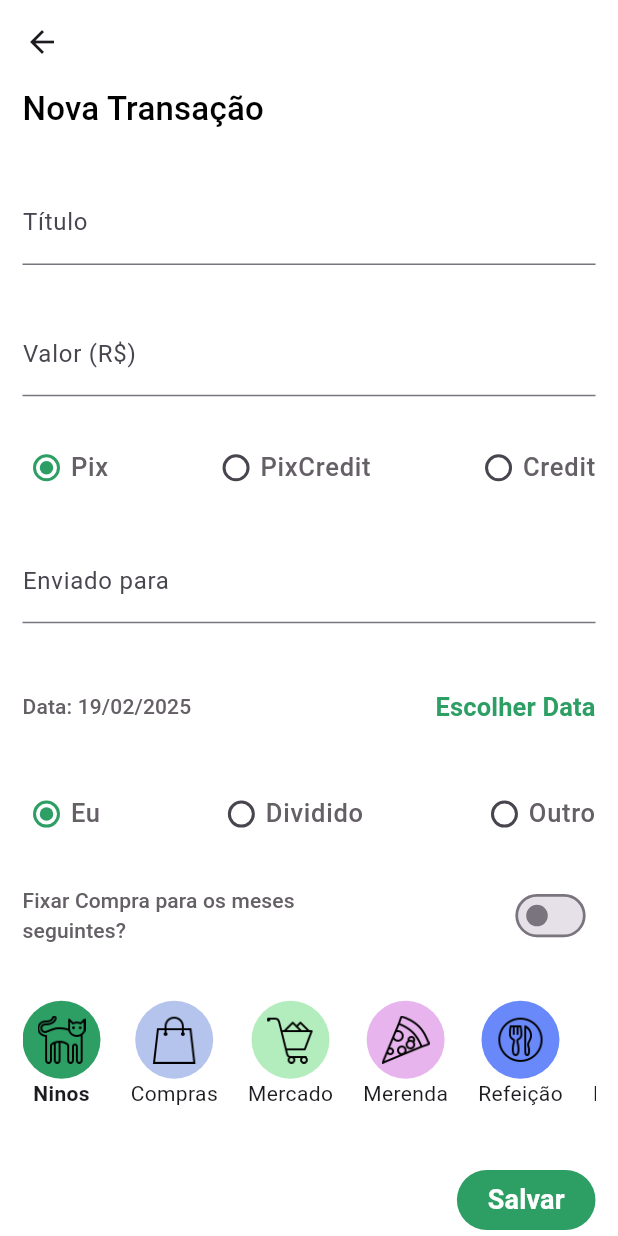
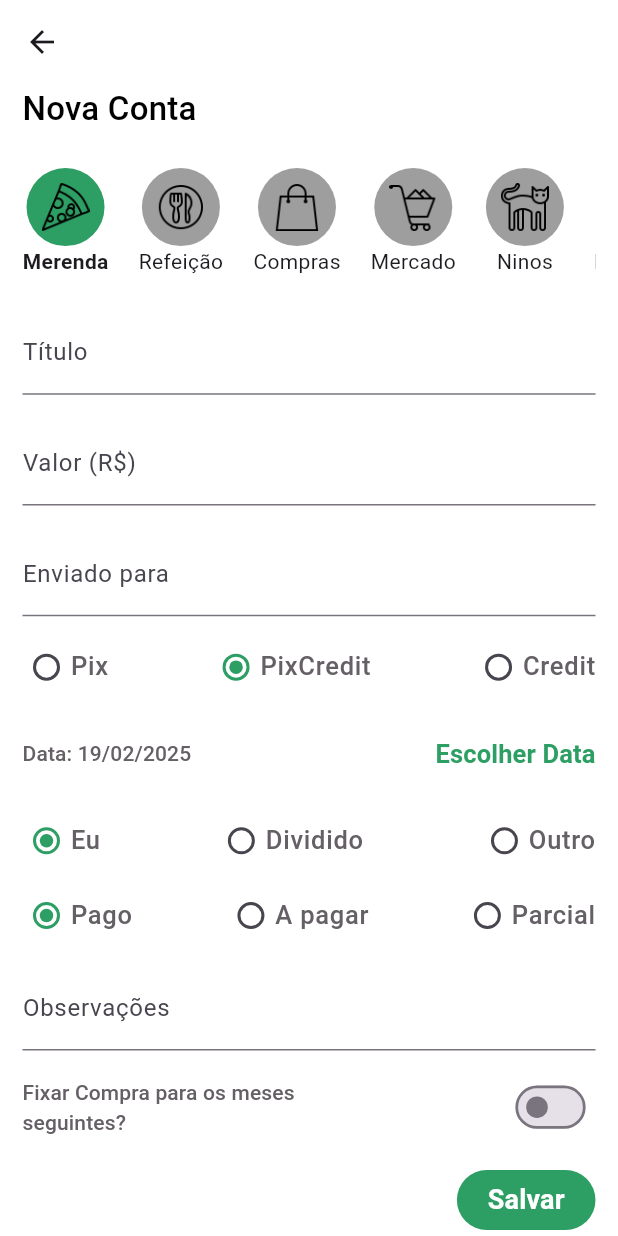
Before and after one commit to e-duarte/my_expenses, a Flutter app: the screen it shows after launch, after a tap on the "add" icon, on a phone screen of 412 x 824 dp. Run offline on Flutter 3.47's test engine with Material 3 defaults, Android fonts, the phone set to English and light mode, and no system bars; our stand-ins replace carousel_slider, csv, fl_chart, open_filex, sqflite; missing offline and left inert: easy_pie_chart, social_sharing_plus; accounts and stored records are empty.

Commit message:
solving db bug

```diff
--- a/lib/components/tag_leading.dart
+++ b/lib/components/tag_leading.dart
@@ -9,7 +9,7 @@ class TagLeading extends StatelessWidget {
   @override
   Widget build(BuildContext context) {
     return CircleAvatar(
-      backgroundColor: color ?? tag.color,
+      backgroundColor: color,
       radius: 26,
       child: Padding(
         padding: const EdgeInsets.all(10.0),
--- a/lib/components/tags_radio_button.dart
+++ b/lib/components/tags_radio_button.dart
@@ -30,15 +30,15 @@ class TagsRadioButton extends StatelessWidget {
                 onTap: () => onChanged(tags[index]),
                 child: TagLeading(
                   tags[index],
-                  color: initialTag.tag == tags[index].tag
+                  color: initialTag.tagName == tags[index].tagName
                       ? Theme.of(context).colorScheme.primary
-                      : tags[index].color,
+                      : Colors.grey,
                 ),
               ),
-              initialTag.tag != tags[index].tag
-                  ? Text(tags[index].tag)
+              initialTag.tagName != tags[index].tagName
+                  ? Text(tags[index].tagName)
                   : Text(
-                      tags[index].tag,
+                      tags[index].tagName,
                       style: const TextStyle(
                         fontWeight: FontWeight.bold,
                       ),
--- a/lib/components/transaction_detail.dart
+++ b/lib/components/transaction_detail.dart
@@ -71,9 +71,9 @@ class TransactionDetail extends StatelessWidget {
             )
           ],
         ),
-        if (transaction.pixDest.isNotEmpty)
+        if (transaction.paymentDest.isNotEmpty)
           Text(
-            'Enviado para ${transaction.pixDest}',
+            'Enviado para ${transaction.paymentDest}',
             maxLines: 3,
             textAlign: TextAlign.center,
           ),
--- a/lib/components/transaction_list_item.dart
+++ b/lib/components/transaction_list_item.dart
@@ -86,8 +86,8 @@ class TransactionListItem extends StatelessWidget {
                 Text(_installmentLegend),
               ],
             ),
-            if (transaction.payment == Payment.pixCredit)
-              Text(transaction.pixDest)
+            if (transaction.paymentType == Payment.pixCredit)
+              Text(transaction.paymentDest)
           ],
         ),
         trailing: Column(
--- a/lib/main.dart
+++ b/lib/main.dart
@@ -30,6 +30,7 @@ class App extends StatelessWidget {
         colorScheme: theme.colorScheme.copyWith(
           primary: const Color(0xFF2D9E64),
           secondary: Colors.redAccent,
+          tertiary: const Color(0xFF4E71FF),
         ),
         textTheme: theme.textTheme.copyWith(
           titleLarge: const TextStyle(
--- a/lib/models/tag.dart
+++ b/lib/models/tag.dart
@@ -2,48 +2,41 @@ import 'package:flutter/material.dart';
 
 class Tag {
   final int? id;
-  final String tag;
+  final String tagName;
   final String iconPath;
-  final Color color;
 
   Tag({
     this.id,
-    required this.tag,
+    required this.tagName,
     required this.iconPath,
-    required this.color,
   });
 
   factory Tag.fromMap(Map<String, Object?> data) {
     return Tag(
       id: data['id'] as int,
-      tag: data['tag'] as String,
+      tagName: data['tagName'] as String,
       iconPath: data['iconPath'] as String,
-      color: Color(
-        int.parse(data['color'] as String),
-      ),
     );
   }
 
   Map<String, Object?> toMap() {
     return {
       'id': id,
-      'tag': tag,
+      'tagName': tagName,
       'iconPath': iconPath,
-      'color': color.value.toString(),
     };
   }
 
   Tag copyWith({
     int? id,
-    String? tag,
+    String? tagName,
     String? iconPath,
     Color? color,
   }) {
     return Tag(
       id: id ?? this.id,
-      tag: tag ?? this.tag,
+      tagName: tagName ?? this.tagName,
       iconPath: iconPath ?? this.iconPath,
-      color: color ?? this.color,
     );
   }
 
--- a/lib/models/transaction.dart
+++ b/lib/models/transaction.dart
@@ -6,31 +6,39 @@ enum Owner { me, divided, other }
 
 enum Payment { pix, pixCredit, credit }
 
+enum TransactionStatus { paid, unpaid, partial }
+
 class Transaction {
   final int? id;
+  final Tag tag;
   final String title;
   final double value;
+  final String paymentDest;
+  final Payment paymentType;
+  final int installments;
   final DateTime date;
-  final bool fixed;
-  final Tag tag;
-  final int installments;
   final Owner owner;
   final String ownerDesc;
-  final Payment payment;
-  final String pixDest;
+  final TransactionStatus status;
+  final double partialValue;
+  final String obs;
+  final bool fixed;
 
   Transaction({
     this.id,
+    required this.tag,
     required this.title,
     required this.value,
+    required this.paymentDest,
+    required this.paymentType,
+    required this.installments,
     required this.date,
-    required this.fixed,
-    required this.tag,
-    required this.installments,
     required this.owner,
     required this.ownerDesc,
-    required this.payment,
-    required this.pixDest,
+    required this.status,
+    required this.partialValue,
+    required this.obs,
+    required this.fixed,
   });
 
   factory Transaction.fromMap(Map<String, Object?> data) {
@@ -41,24 +49,35 @@ class Transaction {
       _ => throw const FormatException('Invalid')
     };
 
-    final payment = switch (data['payment']) {
+    final paymentType = switch (data['payment']) {
       0 => Payment.pix,
       1 => Payment.pixCredit,
       2 => Payment.credit,
       _ => throw const FormatException('Invalid')
     };
+
+    final status = switch (data['status']) {
+      0 => TransactionStatus.unpaid,
+      1 => TransactionStatus.paid,
+      2 => TransactionStatus.partial,
+      _ => throw const FormatException('Invalid')
+    };
+
     return Transaction(
       id: data['id'] as int,
+      tag: Tag.fromMap(data['tag'] as Map<String, Object?>),
       title: data['title'] as String,
       value: data['value'] as double,
+      paymentDest: data['paymentDest'] as String,
+      paymentType: paymentType,
+      installments: data['installments'] as int,
       date: DateFormat('dd/MM/yyyy').parse(data['date'] as String),
-      fixed: data['fixed'] == 1,
-      tag: Tag.fromMap(data['tag'] as Map<String, Object?>),
-      installments: data['installments'] as int,
       owner: owner,
       ownerDesc: data['ownerDesc'] as String,
-      payment: payment,
-      pixDest: data['pixDest'] as String,
+      status: status,
+      partialValue: data['partialValue'] as double,
+      obs: data['obs'] as String,
+      fixed: data['fixed'] == 1,
     );
   }
 
@@ -71,10 +90,18 @@ class Transaction {
   }
 
   String get paymentText {
-    return switch (payment) {
+    return switch (paymentType) {
       Payment.pix => 'Pix',
       Payment.pixCredit => 'Pix-Crédito',
       Payment.credit => 'Crédito',
+    };
+  }
+
+  String get statusText {
+    return switch (status) {
+      TransactionStatus.paid => 'Pago',
+      TransactionStatus.unpaid => 'A pagar',
+      TransactionStatus.partial => 'Parcial',
     };
   }
 
@@ -89,44 +116,53 @@ class Transaction {
   Map<String, Object?> toMap() {
     return {
       'id': id,
+      'tag': tag.toMap(),
       'title': title,
       'value': value,
+      'paymentDest': paymentDest,
+      'payment': paymentType.index,
+      'installments': installments,
       'date': DateFormat('dd/MM/yyyy').format(date),
-      'fixed': fixed ? 1 : 0,
-      'tag': tag.id,
-      'installments': installments,
       'owner': owner.index,
       'ownerDesc': ownerDesc,
-      'payment': payment.index,
-      'pixDest': pixDest,
+      'status': status.index,
+      'partialValue': partialValue,
+      'obs': obs,
+      'fixed': fixed ? 1 : 0,
     };
   }
 
   Transaction copyWith({
     int? id,
+    Tag? tag,
     String? title,
     double? value,
+    String? paymentDest,
+    Payment? paymentType,
+    int? installments,
     DateTime? date,
-    bool? fixed,
-    Tag? tag,
-    int? installments,
     Owner? owner,
     String? ownerDesc,
-    Payment? payment,
-    String? pixDest,
+    TransactionStatus? status,
+    double? partialValue,
+    String? obs,
+    bool? fixed,
   }) {
     return Transaction(
       id: id ?? this.id,
+      tag: tag ?? this.tag,
       title: title ?? this.title,
       value: value ?? this.value,
+      paymentDest: paymentDest ?? this.paymentDest,
+      paymentType: paymentType ?? this.paymentType,
+      installments: installments ?? this.installments,
       date: date ?? this.date,
-      fixed: fixed ?? this.fixed,
-      tag: tag ?? this.tag,
-      installments: installments ?? this.installments,
       owner: owner ?? this.owner,
       ownerDesc: ownerDesc ?? this.ownerDesc,
-      payment: payment ?? this.payment,
-      pixDest: pixDest ?? this.pixDest,
+      status: status ?? this.status,
+      partialValue: partialValue ?? this.partialValue,
+      obs: obs ?? this.obs,
+      fixed: fixed ?? this.fixed,
     );
   }
 
@@ -136,7 +172,7 @@ class Transaction {
         ? formatValue((value / installments) / 2)
         : formatValue(value / installments);
     return [
-      tag.tag,
+      tag.tagName,
       title,
       ownerDesc,
       installments.toString(),
--- a/lib/screens/transaction_form_screen.dart
+++ b/lib/screens/transaction_form_screen.dart
@@ -19,15 +19,20 @@ class _TransactionFormScreenState extends State<TransactionFormScreen> {
   final _titleController = TextEditingController();
   final _valueController = TextEditingController();
   final _otherController = TextEditingController();
-  final _pixDestController = TextEditingController();
+  final _paymentTypeDestController = TextEditingController();
+  final _partialValueController = TextEditingController();
+  final _obsController = TextEditingController();
 
   final FocusNode _focusNode1 = FocusNode();
   final FocusNode _focusNode2 = FocusNode();
   final FocusNode _focusNode3 = FocusNode();
+  final FocusNode _focusNode4 = FocusNode();
+  final FocusNode _focusNode5 = FocusNode();
 
   final _numberOfInstallments = 12;
 
-  Payment _payment = Payment.pix;
+  Payment _paymentType = Payment.pixCredit;
+  TransactionStatus _status = TransactionStatus.paid;
   bool _fixed = false;
   int _selectedInstallments = 1;
   DateTime _selectedDate = DateTime.now();
@@ -92,10 +97,19 @@ class _TransactionFormScreenState extends State<TransactionFormScreen> {
               Row(
                 children: [
                   Text(
-                    'Nova Transação',
+                    'Nova Conta',
                     style: Theme.of(context).textTheme.titleMedium,
                   ),
                 ],
+              ),
+              TagsRadioButton(
+                tags: _tags,
+                initialTag: _selectedTag!,
+                onChanged: (tag) {
+                  setState(() {
+                    _selectedTag = tag;
+                  });
+                },
               ),
               TextField(
                 focusNode: _focusNode1,
@@ -122,30 +136,33 @@ class _TransactionFormScreenState extends State<TransactionFormScreen> {
                   FocusScope.of(context).requestFocus(_focusNode3);
                 },
               ),
+              TextField(
+                focusNode: _focusNode3,
+                controller: _paymentTypeDestController,
+                decoration: const InputDecoration(
+                  labelText: 'Enviado para',
+                ),
+                keyboardType:
+                    const TextInputType.numberWithOptions(decimal: true),
+                onSubmitted: (_) {
+                  _focusNode1.unfocus();
+                  FocusScope.of(context).requestFocus(_focusNode3);
+                },
+              ),
               RadioList(
                 data: const [
                   {'title': 'Pix', 'value': Payment.pix},
                   {'title': 'PixCredit', 'value': Payment.pixCredit},
                   {'title': 'Credit', 'value': Payment.credit},
                 ],
-                groupValue: _payment,
+                groupValue: _paymentType,
                 onChanged: (value) {
                   setState(() {
-                    _payment = value as Payment;
+                    _paymentType = value as Payment;
                   });
                 },
               ),
-              if (_payment == Payment.pix || _payment == Payment.pixCredit)
-                TextField(
-                  focusNode: _focusNode3,
-                  controller: _pixDestController,
-                  textCapitalization: TextCapitalization.sentences,
-                  decoration: const InputDecoration(
-                    labelText: 'Enviado para',
-                  ),
-                  onSubmitted: (_) => _submitForm(),
-                ),
-              if (_payment == Payment.credit)
+              if (_paymentType == Payment.credit)
                 InstallmetsDropdown(
                   transactionValue:
                       double.tryParse(_valueController.text) ?? 0.0,
@@ -187,21 +204,45 @@ class _TransactionFormScreenState extends State<TransactionFormScreen> {
                   ),
                   onSubmitted: (_) => _submitForm(),
                 ),
+              RadioList(
+                data: const [
+                  {'title': 'Pago', 'value': TransactionStatus.paid},
+                  {'title': 'A pagar', 'value': TransactionStatus.unpaid},
+                  {'title': 'Parcial', 'value': TransactionStatus.partial},
+                ],
+                groupValue: _status,
+                onChanged: (value) {
+                  setState(() {
+                    _status = value as TransactionStatus;
+                  });
+                },
+              ),
+              if (_status == TransactionStatus.partial)
+                TextField(
+                  focusNode: _focusNode4,
+                  controller: _partialValueController,
+                  decoration: const InputDecoration(
+                    labelText: 'Valor Parcial (R\$)',
+                  ),
+                  keyboardType:
+                      const TextInputType.numberWithOptions(decimal: true),
+                  onSubmitted: (_) => _submitForm(),
+                ),
+              TextField(
+                focusNode: _focusNode5,
+                controller: _obsController,
+                textCapitalization: TextCapitalization.sentences,
+                decoration: const InputDecoration(
+                  labelText: 'Observações',
+                ),
+                onSubmitted: (_) => _submitForm(),
+              ),
               LabelSwtich(
                 label: 'Fixar Compra para os meses seguintes?',
                 value: _fixed,
                 onChanged: (value) {
                   setState(() {
                     _fixed = value;
-                  });
-                },
-              ),
-              TagsRadioButton(
-                tags: _tags,
-                initialTag: _selectedTag!,
-                onChanged: (tag) {
-                  setState(() {
-                    _selectedTag = tag;
                   });
                 },
               ),
@@ -237,7 +278,9 @@ class _TransactionFormScreenState extends State<TransactionFormScreen> {
   void _submitForm() {
     final title = _titleController.text;
     final value = double.tryParse(_valueController.text) ?? 0.0;
-    final pixDest = _pixDestController.text;
+    final partialValue = double.tryParse(_partialValueController.text) ?? 0.0;
+    final paymentDest = _paymentTypeDestController.text;
+    final obs = _obsController.text;
 
     _ownerDesc = switch (_owner) {
       Owner.me => _owner.name,
@@ -253,16 +296,19 @@ class _TransactionFormScreenState extends State<TransactionFormScreen> {
 
     _onSubmit!(
       Transaction(
+        tag: _selectedTag!,
         title: title,
         value: value,
+        paymentDest: paymentDest,
+        paymentType: _paymentType,
+        installments: _selectedInstallments,
         date: _selectedDate,
-        fixed: _fixed,
-        tag: _selectedTag!,
-        installments: _selectedInstallments,
         owner: _owner,
         ownerDesc: _ownerDesc,
-        payment: _payment,
-        pixDest: pixDest,
+        status: _status,
+        partialValue: partialValue,
+        obs: obs,
+        fixed: _fixed,
       ),
     );
 
--- a/lib/services/tag_service.dart
+++ b/lib/services/tag_service.dart
@@ -1,4 +1,3 @@
-import 'package:flutter/material.dart';
 import 'package:my_expenses/models/tag.dart';
 import 'package:my_expenses/utils/db_utils.dart';
 
@@ -20,49 +19,40 @@ class TagService {
 
     tags = [
       Tag(
-        tag: 'Ninos',
-        iconPath: 'assets/icons/cats_icon.png',
-        color: Color(int.parse('0xFFF4DBB4')),
+        tagName: 'Merenda',
+        iconPath: 'assets/icons/merenda_icon.png',
       ),
       Tag(
-        tag: 'Compras',
-        iconPath: 'assets/icons/compras_icon.png',
-        color: Color(int.parse('0xFFB4C4ED')),
+        tagName: 'Refeição',
+        iconPath: 'assets/icons/meal_icon.png',
       ),
       Tag(
-        tag: 'Mercado',
-        iconPath: 'assets/icons/mercado_icon.png',
-        color: Color(int.parse('0xFFB4EDBD')),
+        tagName: 'Compras',
+        iconPath: 'assets/icons/compras_icon.png',
       ),
       Tag(
-        tag: 'Merenda',
-        iconPath: 'assets/icons/merenda_icon.png',
-        color: Color(int.parse('0xFFE8B4ED')),
+        tagName: 'Mercado',
+        iconPath: 'assets/icons/mercado_icon.png',
       ),
       Tag(
-        tag: 'Refeição',
-        iconPath: 'assets/icons/meal_icon.png',
-        color: Color(int.parse('0xFFF6989FA')),
+        tagName: 'Ninos',
+        iconPath: 'assets/icons/cats_icon.png',
       ),
       Tag(
-        tag: 'Despesas',
+        tagName: 'Despesas',
         iconPath: 'assets/icons/home_icon.png',
-        color: Color(int.parse('0xFFF7FF9A')),
       ),
       Tag(
-        tag: 'Reserva',
+        tagName: 'Reserva',
         iconPath: 'assets/icons/reserva_icon.png',
-        color: Color(int.parse('0xFF69FAE8')),
       ),
       Tag(
-        tag: 'Geral',
+        tagName: 'Geral',
         iconPath: 'assets/icons/general_icon.png',
-        color: Color(int.parse('0xFFD7D7D7')),
       ),
       Tag(
-        tag: 'Terceiros',
+        tagName: 'Terceiros',
         iconPath: 'assets/icons/users_icon.png',
-        color: Color(int.parse('0xFFD7D7D7')),
       ),
     ];
     List<Tag> tagsWithId = [];
--- a/lib/services/transaction_service.dart
+++ b/lib/services/transaction_service.dart
@@ -6,16 +6,19 @@ class TransactionService {
   static const _table = 'transactions';
 
   Future<Transaction> insertTransaction(Transaction transaction) async {
-    final transactionId = await DbUtils.insertData(_table, transaction.toMap());
+    final mapTrasaction = transaction.toMap();
+    mapTrasaction['tag'] = transaction.tag.id;
+    final transactionId = await DbUtils.insertData(_table, mapTrasaction);
     return transaction.copyWith(id: transactionId);
   }
 
   Future<List<Transaction>> getTransactions() async {
     final transactionsMaps = await DbUtils.listData(_table);
+
     final List<Transaction> transactions = [];
 
     for (var tr in transactionsMaps) {
-      final tag = await TagService().getTag(tr['tag'] as int);
+      final tag = await TagService().getTag(tr['tag']! as int);
       final Map<String, Object?> newMap = Map.from(tr);
       newMap['tag'] = tag.toMap();
       transactions.add(Transaction.fromMap(newMap));
--- a/lib/utils/db_utils.dart
+++ b/lib/utils/db_utils.dart
@@ -10,6 +10,7 @@ class DbUtils {
         id INTEGER PRIMARY KEY,
         title TEXT NOT NULL,
         value REAL NOT NULL,
+        paymentDest TEXT NOT NULL,
         date TEXT NOT NULL,
         fixed INTEGER NOT NULL,
         tag INTEGER NOT NULL,
@@ -17,7 +18,9 @@ class DbUtils {
         owner INTEGER NOT NULL,
         ownerDesc TEXT NOT NULL,
         payment INTEGER NOT NULL,
-        pixDest TEXT NOT NULL,
+        status INTEGER NOT NULL,
+        partialValue REAL NOT NULL,
+        obs TEXT NOT NULL,
         FOREIGN KEY (tag)
           REFERENCES tags (id)
             ON DELETE CASCADE
@@ -25,9 +28,8 @@ class DbUtils {
       )''';
   static const _tagTable = '''CREATE TABLE tags(
         id INTEGER PRIMARY KEY,
-        tag TEXT NOT NULL,
-        iconPath TEXT NOT NULL,
-        color TEXT NOT NULL
+        tagName TEXT NOT NULL,
+        iconPath TEXT NOT NULL
       )''';
 
   static const _settingTable = '''CREATE TABLE settings(
@@ -64,7 +66,9 @@ class DbUtils {
   static Future<List<Map<String, Object?>>> listData(String table) async {
     final db = await DbUtils.database();
 
-    return await db.query(table);
+    final resul = await db.query(table);
+
+    return resul;
   }
 
   static Future<Map<String, Object?>> fetchById(String table, int id) async {
--- a/lib/utils/transactions_filter.dart
+++ b/lib/utils/transactions_filter.dart
@@ -37,7 +37,7 @@ class PaymentFilter extends Filter<Payment> {
 
   @override
   List<Transaction> filter(List<Transaction> trs) {
-    return trs.where((tr) => tr.payment == value).toList();
+    return trs.where((tr) => tr.paymentType == value).toList();
   }
 }
 
@@ -55,7 +55,7 @@ class TagFilter extends Filter<String> {
 
   @override
   List<Transaction> filter(List<Transaction> trs) {
-    return trs.where((tr) => tr.tag.tag == value).toList();
+    return trs.where((tr) => tr.tag.tagName == value).toList();
   }
 }
 
--- a/pubspec.yaml
+++ b/pubspec.yaml
@@ -1,6 +1,6 @@
 name: my_expenses
 description: "A financial app for my expenses"
-publish_to: 'none'
+publish_to: 'github'
 
 version: 1.0.0+1
 
```
Also changed, not shown: lib/components/tags_chart.dart (+4 -4 lines), lib/components/transaction_update_form.dart (+33 -16 lines), 1 other file.
